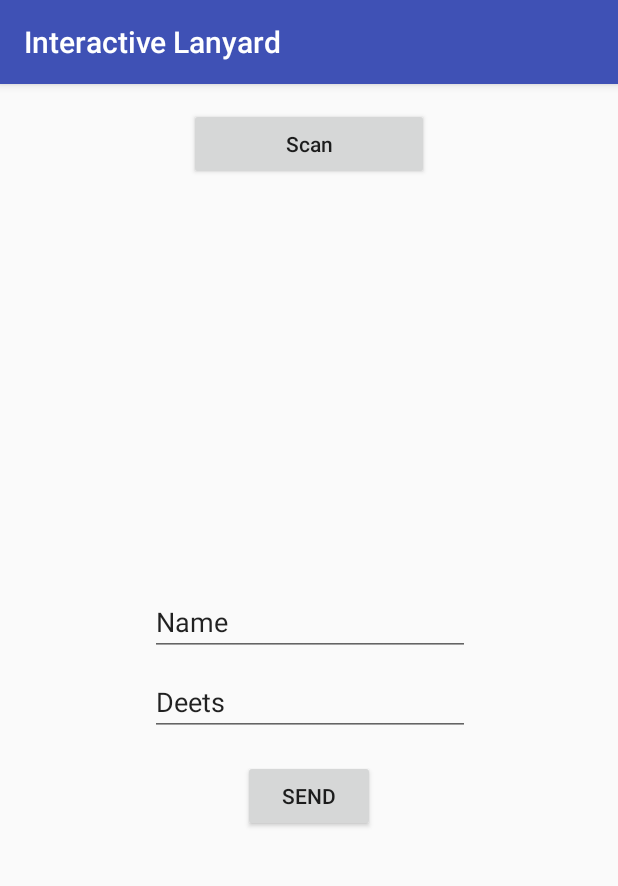
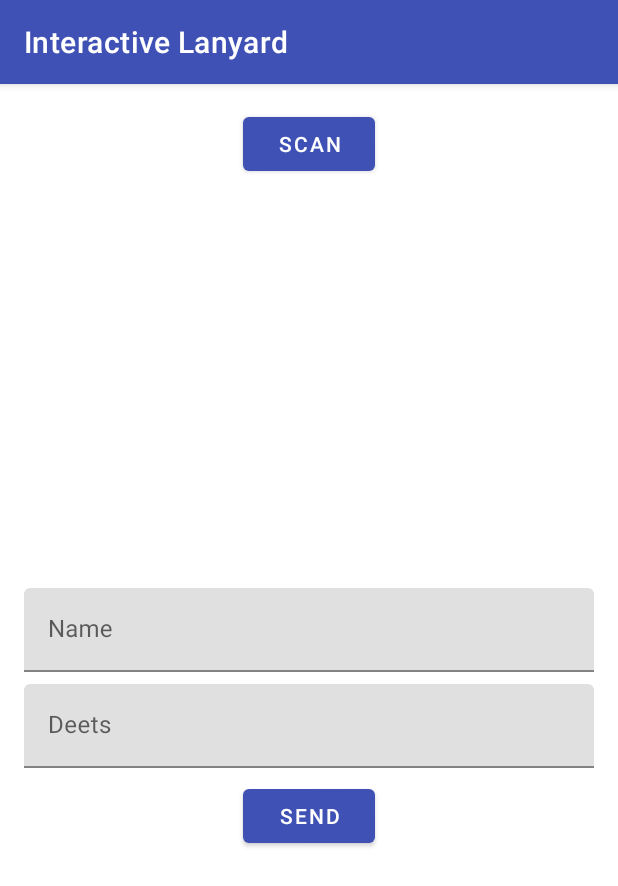
Before and after one commit to Briggybros/Uni-Interactive-Devices, an Android app: the screen it shows after launch (MainActivity), on a phone screen of 412 x 824 dp. Shown: the top 886 px of the screen. Run offline under Robolectric (Android 15) with nearby library versions, the phone set to English and light mode, and no system bars.

```diff
--- a/android/app/src/main/java/rocket/team/interactivelanyard/DeviceItem.kt
+++ b/android/app/src/main/java/rocket/team/interactivelanyard/DeviceItem.kt
@@ -1,3 +1,6 @@
 package rocket.team.interactivelanyard
 
-data class DeviceItem(val name: String, val address: String, var connected: Boolean = false)
+data class DeviceItem(val address: String) {
+    var name: String = ""
+    var connected: Boolean = false
+}
--- a/android/app/src/main/res/layout/activity_main.xml
+++ b/android/app/src/main/res/layout/activity_main.xml
@@ -1,27 +1,25 @@
 <?xml version="1.0" encoding="utf-8"?>
-<android.support.constraint.ConstraintLayout xmlns:android="http://schemas.android.com/apk/res/android"
+<androidx.constraintlayout.widget.ConstraintLayout xmlns:android="http://schemas.android.com/apk/res/android"
     xmlns:app="http://schemas.android.com/apk/res-auto"
     xmlns:tools="http://schemas.android.com/tools"
     android:layout_width="match_parent"
     android:layout_height="match_parent"
     tools:context=".MainActivity">
 
-    <Button
+    <com.google.android.material.button.MaterialButton
         android:id="@+id/scanButton"
         android:layout_width="wrap_content"
         android:layout_height="wrap_content"
         android:layout_marginEnd="8dp"
         android:layout_marginStart="8dp"
         android:layout_marginTop="16dp"
-        android:ems="10"
-        android:inputType="textPersonName"
         android:singleLine="false"
         android:text="Scan"
         app:layout_constraintEnd_toEndOf="parent"
         app:layout_constraintStart_toStartOf="parent"
         app:layout_constraintTop_toTopOf="parent" />
 
-    <android.support.v7.widget.RecyclerView
+    <androidx.recyclerview.widget.RecyclerView
         android:id="@+id/btRecyclerView"
         android:layout_width="match_parent"
         android:layout_height="256dp"
@@ -32,44 +30,56 @@
         app:layout_constraintStart_toStartOf="parent"
         app:layout_constraintTop_toBottomOf="@+id/scanButton" />
 
-    <EditText
-        android:id="@+id/nameEditText"
-        android:layout_width="wrap_content"
+    <com.google.android.material.textfield.TextInputLayout
+        android:id="@+id/textInputLayout"
+        android:layout_width="match_parent"
         android:layout_height="wrap_content"
+        android:layout_marginStart="16dp"
         android:layout_marginTop="8dp"
-        android:ems="10"
-        android:inputType="textPersonName"
-        android:singleLine="false"
-        android:text="Name"
+        android:layout_marginEnd="16dp"
+        app:layout_constraintBottom_toTopOf="@+id/textInputLayout2"
         app:layout_constraintEnd_toEndOf="parent"
-        app:layout_constraintHorizontal_bias="0.503"
         app:layout_constraintStart_toStartOf="parent"
-        app:layout_constraintTop_toBottomOf="@+id/btRecyclerView" />
+        app:layout_constraintTop_toBottomOf="@+id/btRecyclerView">
 
-    <EditText
-        android:id="@+id/deetsEditText"
-        android:layout_width="wrap_content"
+        <com.google.android.material.textfield.TextInputEditText
+            android:id="@+id/nameEditText"
+            android:layout_width="match_parent"
+            android:layout_height="wrap_content"
+            android:hint="Name" />
+
+    </com.google.android.material.textfield.TextInputLayout>
+
+    <com.google.android.material.textfield.TextInputLayout
+        android:id="@+id/textInputLayout2"
+        android:layout_width="match_parent"
         android:layout_height="wrap_content"
-        android:layout_marginEnd="8dp"
-        android:layout_marginStart="8dp"
+        android:layout_marginStart="16dp"
         android:layout_marginTop="8dp"
-        android:ems="10"
-        android:inputType="textPersonName"
-        android:text="Deets"
+        android:layout_marginEnd="16dp"
+        android:layout_marginBottom="8dp"
+        app:layout_constraintBottom_toTopOf="@+id/sendButton"
         app:layout_constraintEnd_toEndOf="parent"
-        app:layout_constraintHorizontal_bias="0.503"
         app:layout_constraintStart_toStartOf="parent"
-        app:layout_constraintTop_toBottomOf="@+id/nameEditText" />
+        app:layout_constraintTop_toBottomOf="@+id/textInputLayout">
 
-    <Button
+        <com.google.android.material.textfield.TextInputEditText
+            android:id="@+id/deetsEditText"
+            android:layout_width="match_parent"
+            android:layout_height="wrap_content"
+            android:hint="Deets" />
+
+    </com.google.android.material.textfield.TextInputLayout>
+
+    <com.google.android.material.button.MaterialButton
         android:id="@+id/sendButton"
         android:layout_width="wrap_content"
         android:layout_height="wrap_content"
+        android:layout_marginStart="8dp"
+        android:layout_marginTop="8dp"
         android:layout_marginEnd="8dp"
-        android:layout_marginStart="8dp"
-        android:layout_marginTop="16dp"
         android:text="Send"
         app:layout_constraintEnd_toEndOf="parent"
         app:layout_constraintStart_toStartOf="parent"
-        app:layout_constraintTop_toBottomOf="@+id/deetsEditText" />
-</android.support.constraint.ConstraintLayout>
+        app:layout_constraintTop_toBottomOf="@+id/textInputLayout2" />
+</androidx.constraintlayout.widget.ConstraintLayout>
--- a/android/app/src/main/res/values/styles.xml
+++ b/android/app/src/main/res/values/styles.xml
@@ -1,7 +1,7 @@
 <resources>
 
     <!-- Base application theme. -->
-    <style name="AppTheme" parent="Theme.AppCompat.Light.DarkActionBar">
+    <style name="AppTheme" parent="Theme.MaterialComponents.Light.DarkActionBar">
         <!-- Customize your theme here. -->
         <item name="colorPrimary">@color/colorPrimary</item>
         <item name="colorPrimaryDark">@color/colorPrimaryDark</item>
--- a/android/build.gradle
+++ b/android/build.gradle
@@ -7,8 +7,9 @@ buildscript {
         jcenter()
     }
     dependencies {
-        classpath 'com.android.tools.build:gradle:3.1.4'
+        classpath 'com.android.tools.build:gradle:3.2.1'
         classpath "org.jetbrains.kotlin:kotlin-gradle-plugin:$kotlin_version"
+        classpath 'com.google.gms:google-services:4.0.1'
 
         // NOTE: Do not place your application dependencies here; they belong
         // in the individual module build.gradle files
--- a/android/gradle.properties
+++ b/android/gradle.properties
@@ -11,3 +11,5 @@ org.gradle.jvmargs=-Xmx1536m
 # This option should only be used with decoupled projects. More details, visit
 # http://www.gradle.org/docs/current/userguide/multi_project_builds.html#sec:decoupled_projects
 # org.gradle.parallel=true
+android.useAndroidX=true
+android.enableJetifier=true
```
Also changed, not shown: android/app/build.gradle (+24 -8 lines), android/app/src/main/AndroidManifest.xml (+16 -2 lines), android/app/src/main/java/rocket/team/interactivelanyard/BtDeviceAdapter.kt (+32 -32 lines), android/app/src/main/java/rocket/team/interactivelanyard/ContactsActivity.kt (added, +12 -0 lines), android/app/src/main/java/rocket/team/interactivelanyard/MainActivity.kt (+19 -123 lines), android/app/src/main/java/rocket/team/interactivelanyard/repository/BluetoothRepository.kt (added, +64 -0 lines), android/app/src/main/java/rocket/team/interactivelanyard/viewmodel/MainViewModel.kt (added, +91 -0 lines), android/app/src/main/res/layout/activity_contacts.xml (added, +22 -0 lines), android/gradle/wrapper/gradle-wrapper.properties, 1 other file.
